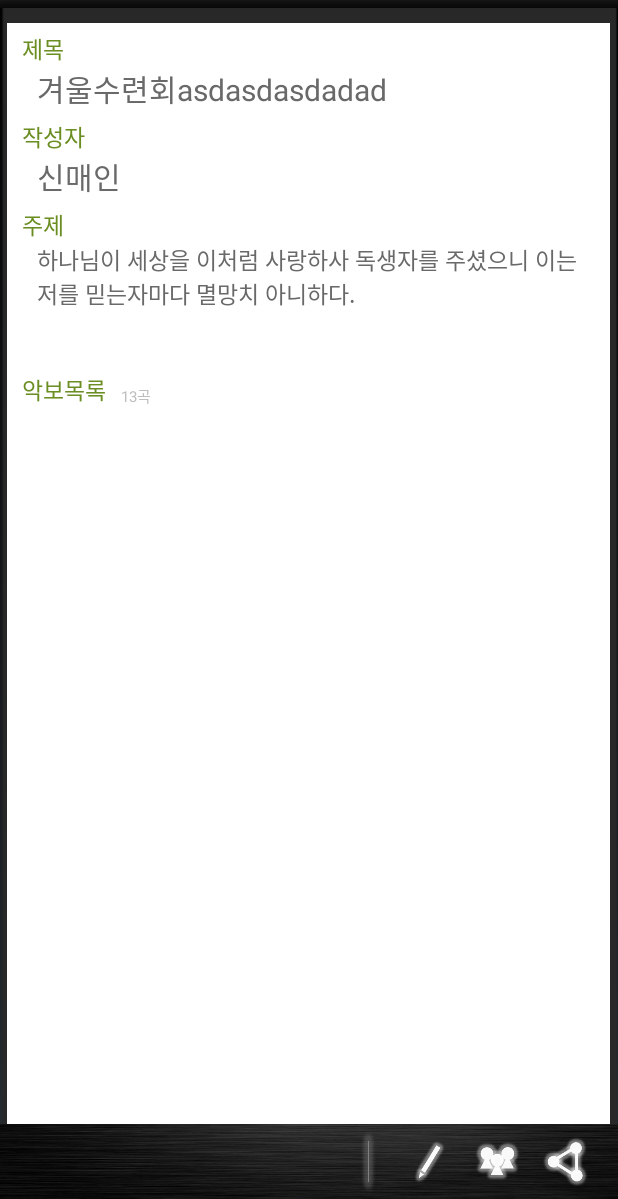
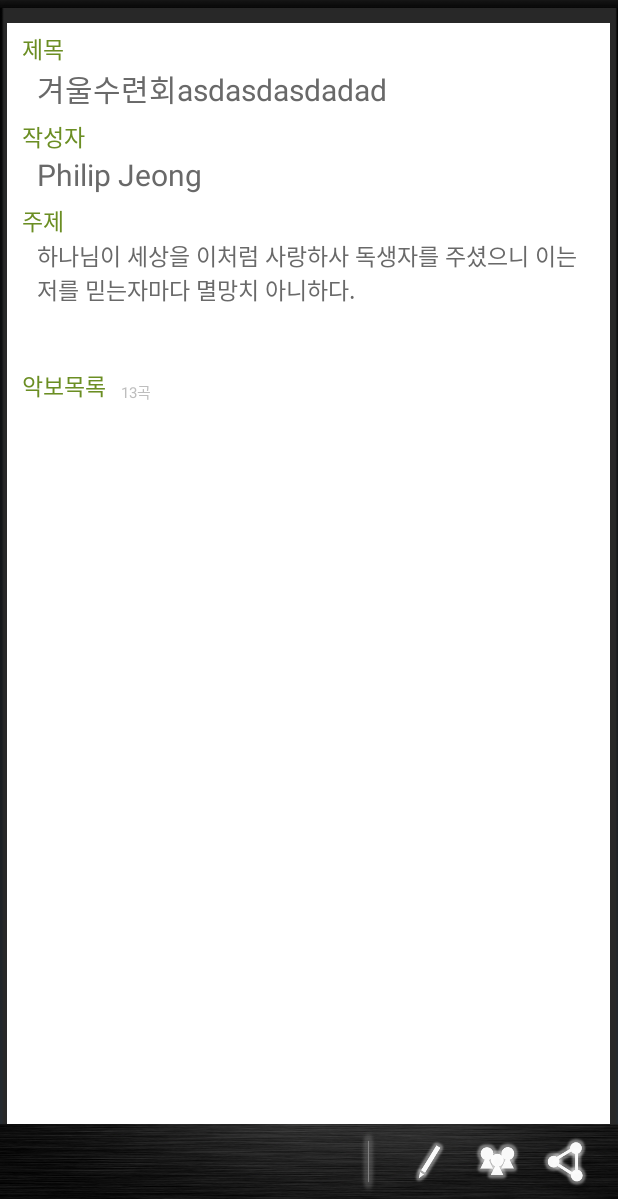
Before and after one commit to eun1310434/CONTI_MAKER, an Android app: the layout gui_conti_main.xml on its own in the app's theme, with its tools: preview values and no code run, on a phone screen of 412 x 824 dp, the part 37-1236 px from its top. Run offline under Robolectric (Android 15) with nearby library versions, the phone set to English and light mode, and no system bars.

Commit message:
change the name

```diff
--- a/app/src/main/res/layout/gui_conti_main.xml
+++ b/app/src/main/res/layout/gui_conti_main.xml
@@ -112,7 +112,7 @@
     			android:layout_marginLeft="20dp"
     			android:layout_below="@+id/TV_c_writer_title"
     			android:textSize="20sp"
-        		android:text="신매인"
+        		android:text="Philip Jeong"
     			android:textColor="@color/dimgray"
     			android:gravity="left"
     			android:lines="1"
```
